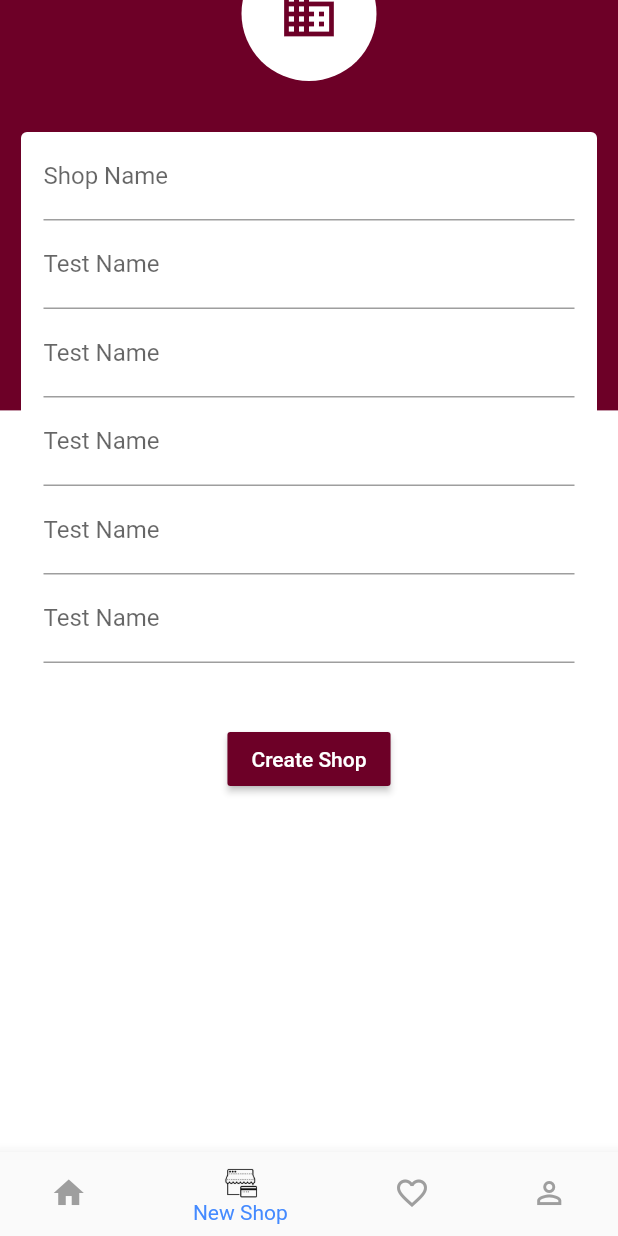
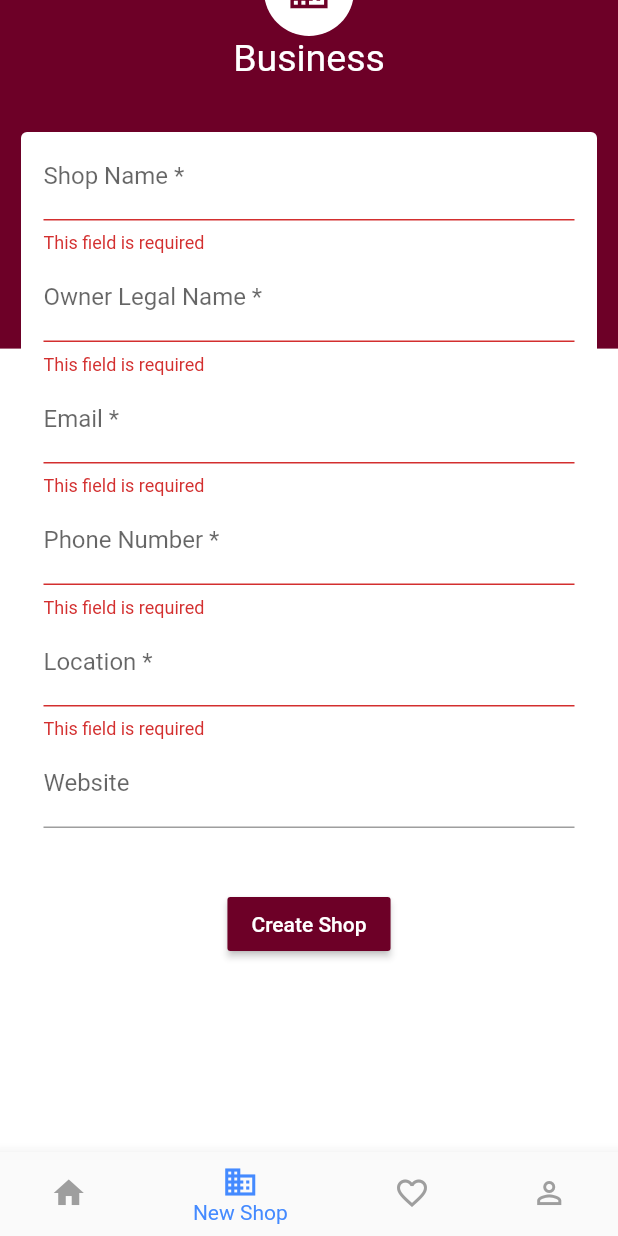
Before and after one commit to TechX-Inc/gh_styles, a Flutter app: the ProductWrap screen opened directly, item 2 of the bottom bar chosen, scrolled down 56 dp, after a tap on "Create Shop", on a phone screen of 412 x 824 dp. Run offline on Flutter 3.47's test engine with Material 2 defaults, Android fonts, the phone set to English and light mode, and no system bars; our stand-ins replace carousel_slider, cloud_firestore, email_validator, firebase_auth, font_awesome_flutter, google_fonts and 4 more; missing offline and left inert: flutter_form_bloc; accounts and stored records are empty.

Commit message:
add shop validation

```diff
--- /dev/null
+++ b/lib/authentication/shop_validator.dart
@@ -0,0 +1,49 @@
+import 'package:email_validator/email_validator.dart';
+import 'package:string_validator/string_validator.dart';
+
+class ValidateShopData{
+
+
+  // static String validateShop
+  //optional
+  //required
+  //email validator
+  //phone number validator
+  //website validator
+
+  static String checkRequired(String name){
+    if (name.isEmpty){
+      return "This field is required";
+    }
+    return null;
+  }
+
+    static String validateEmail(String email){
+    if (email.isEmpty){
+      return "This field is required";
+    }else if(!EmailValidator.validate(email)){
+      return "Enter a valid email";
+    }
+    return null;
+  }
+
+
+  static String validateNumber(String phone){
+     if (phone.isEmpty){
+      return "This field is required";
+    }else if(!isNumeric(phone) && phone.length < 3){
+      return "Enter a valid mobile number";
+    }
+    return null;
+  }
+
+  static String validateUrl(String url){
+    if (url.isNotEmpty && !isURL(url)) {
+      return "Enter a valid url";
+    }
+    return null;
+  }
+
+
+
+}
--- a/lib/models/shops.dart
+++ b/lib/models/shops.dart
@@ -3,16 +3,17 @@ import 'package:cloud_firestore/cloud_firestore.dart';
 class Shops {
   final CollectionReference shops = Firestore.instance.collection('Shops');
   String shopOwner;
+
   String shopName;
+  String shopOwnerLegalName;
   String shopContact;
   String shopEmail;
   String shopLocation;
-  // String shopAvatar;
   String shopWebsite;
 
   Shops(
-      {this.shopOwner,
-      this.shopName,
+      {this.shopName,
+      this.shopOwnerLegalName,
       this.shopContact,
       this.shopEmail,
       this.shopLocation,
@@ -21,7 +22,7 @@ class Shops {
 
   Future createShop() async {
     return await shops.document().setData({
-      'shop_owner': shopOwner,//should be user reference
+      'shop_owner': shopOwner, //should be user reference
       'shop_name': shopName,
       'shop_contact': shopContact,
       'shop_email': shopEmail,
--- a/lib/screens/add_shop.dart
+++ b/lib/screens/add_shop.dart
@@ -1,5 +1,6 @@
 import 'package:carousel_slider/carousel_slider.dart';
 import 'package:flutter/material.dart';
+import 'package:gh_styles/authentication/shop_validator.dart';
 
 class AddShop extends StatefulWidget {
   @override
@@ -7,12 +8,6 @@ class AddShop extends StatefulWidget {
 }
 
 class _AddShopState extends State<AddShop> {
-  List<Widget> _images = [
-    Image.asset("assets/images/dress.jpg", fit: BoxFit.cover),
-    Image.asset("assets/images/fan.jpg", fit: BoxFit.cover),
-    Image.asset("assets/images/ring.jpg", fit: BoxFit.cover),
-  ];
-
   @override
   Widget build(BuildContext context) {
     return SingleChildScrollView(
@@ -21,15 +16,24 @@ class _AddShopState extends State<AddShop> {
         child: Stack(
           children: <Widget>[
             Container(
-              // color: Colors.blue,
               color: Color.fromRGBO(109, 0, 39, 1),
-              height: MediaQuery.of(context).size.height * 0.40,
+              height: MediaQuery.of(context).size.height * 0.35,
               width: double.infinity,
             ),
             Align(
                 alignment: Alignment.topCenter,
-                child: Padding(
-                    padding: const EdgeInsets.only(top: 0), child: AppLogo())),
+                child: Column(
+                  crossAxisAlignment: CrossAxisAlignment.center,
+                  children: <Widget>[
+                    AppLogo(),
+                    Expanded(
+                      child: Text(
+                        "Business",
+                        style: TextStyle(color: Colors.white, fontSize: 25),
+                      ),
+                    )
+                  ],
+                )),
             Positioned(top: 140, left: 10, right: 10, child: NewShopForms())
           ],
         ),
@@ -43,13 +47,13 @@ class AppLogo extends StatelessWidget {
   Widget build(BuildContext context) {
     return Container(
       margin: EdgeInsets.only(top: 20),
-      width: 90.0,
-      height: 90.0,
+      width: 60.0,
+      height: 60.0,
       decoration: BoxDecoration(shape: BoxShape.circle, color: Colors.white),
       child: Icon(
         Icons.business,
         color: Color.fromRGBO(109, 0, 39, 1),
-        size: 40.0,
+        size: 30.0,
       ),
     );
   }
@@ -61,10 +65,19 @@ class NewShopForms extends StatefulWidget {
 }
 
 class _NewShopFormsWidgetState extends State<NewShopForms> {
+  String _shopName;
+  String _shopOwnerLegalName;
+  String _shopPhone;
+  String _shopEmail;
+  String _shopLocation;
+  String _shopWebsite;
+
+  final GlobalKey<FormState> _formKey = GlobalKey<FormState>();
   FocusNode myFocusNode = new FocusNode();
   @override
   Widget build(BuildContext context) {
     return Form(
+      key: _formKey,
       child: Column(
         children: <Widget>[
           Card(
@@ -74,16 +87,12 @@ class _NewShopFormsWidgetState extends State<NewShopForms> {
               padding: const EdgeInsets.only(left: 15, right: 15, bottom: 20),
               child: Column(
                 children: <Widget>[
-                  // Text("New Shop", style: TextStyle(
-                  //   fontSize: 25,
-                  //   fontWeight: FontWeight.bold
-                  // ),),
-                  _buildEmailField(),
-                  _buildPasswordField(),
-                  _buildPasswordField(),
-                  _buildPasswordField(),
-                  _buildPasswordField(),
-                  _buildPasswordField(),
+                  _shopNameField(),
+                  _ownerLegalNameField(),
+                  _shopEmailField(),
+                  _shopPhoneField(),
+                  _shopLocationField(),
+                  _websiteUrlField(),
                   SizedBox(height: 40),
                   _buildSubmitButton(),
                 ],
@@ -95,41 +104,101 @@ class _NewShopFormsWidgetState extends State<NewShopForms> {
     );
   }
 
-  Widget _buildEmailField() {
+  Widget _shopNameField() {
     return TextFormField(
       decoration: InputDecoration(
-        labelText: "Shop Name",
-        labelStyle: TextStyle(
-            color: myFocusNode.hasFocus
-                ? Color.fromRGBO(109, 0, 39, 1)
-                : Color.fromRGBO(0, 0, 0, 0.6)),
+        labelText: "Shop Name *",
         focusedBorder: UnderlineInputBorder(
           borderSide: BorderSide(color: Color.fromRGBO(109, 0, 39, 1)),
         ),
       ),
+      validator: (value) => ValidateShopData.checkRequired(value.trim()),
+      onSaved: (newValue) => newValue = _shopName,
     );
   }
 
-  Widget _buildPasswordField() {
+  Widget _ownerLegalNameField() {
     return TextFormField(
       decoration: InputDecoration(
-        labelText: "Test Name",
-
+        labelText: "Owner Legal Name *",
         focusedBorder: UnderlineInputBorder(
           borderSide: BorderSide(color: Color.fromRGBO(109, 0, 39, 1)),
         ),
       ),
+      validator: (value) => ValidateShopData.checkRequired(value),
+      onSaved: (newValue) => newValue = _shopOwnerLegalName,
+    );
+  }
+
+  Widget _shopEmailField() {
+    return TextFormField(
+      decoration: InputDecoration(
+        labelText: "Email *",
+        focusedBorder: UnderlineInputBorder(
+          borderSide: BorderSide(color: Color.fromRGBO(109, 0, 39, 1)),
+        ),
+      ),
+      validator: (value) => ValidateShopData.validateEmail(value.trim()),
+      onSaved: (newValue) => newValue = _shopEmail,
+    );
+  }
+
+  Widget _shopPhoneField() {
+    return TextFormField(
+      decoration: InputDecoration(
+        labelText: "Phone Number *",
+        focusedBorder: UnderlineInputBorder(
+          borderSide: BorderSide(color: Color.fromRGBO(109, 0, 39, 1)),
+        ),
+      ),
+      validator: (value) => ValidateShopData.validateNumber(value),
+      onSaved: (newValue) => newValue = _shopPhone,
+    );
+  }
+
+  Widget _shopLocationField() {
+    return TextFormField(
+      decoration: InputDecoration(
+        labelText: "Location *",
+        focusedBorder: UnderlineInputBorder(
+          borderSide: BorderSide(color: Color.fromRGBO(109, 0, 39, 1)),
+        ),
+      ),
+      validator: (value) => ValidateShopData.checkRequired(value),
+      onSaved: (newValue) => newValue = _shopLocation,
+    );
+  }
+
+  Widget _websiteUrlField() {
+    return TextFormField(
+      decoration: InputDecoration(
+        labelText: "Website",
+        focusedBorder: UnderlineInputBorder(
+          borderSide: BorderSide(color: Color.fromRGBO(109, 0, 39, 1)),
+        ),
+      ),
+      validator: (value) => ValidateShopData.validateUrl(value.trim()),
+      onSaved: (newValue) => newValue = _shopWebsite,
     );
   }
 
   Widget _buildSubmitButton() {
     return RaisedButton(
       color: Color.fromRGBO(109, 0, 39, 1),
-      onPressed: () {},
       child: Text(
         'Create Shop',
         style: TextStyle(color: Colors.white),
       ),
+      onPressed: _processAndSave,
     );
   }
+
+  void _processAndSave() {
+    if (!_formKey.currentState.validate()) {
+      return;
+    } else {
+      _formKey.currentState.save();
+      print("Valid data");
+    }
+  }
 }
--- a/lib/screens/products/product_wrapper.dart
+++ b/lib/screens/products/product_wrapper.dart
@@ -71,11 +71,7 @@ class _ProductWrapState extends State<ProductWrap> {
             title: Text("Home"),
           ),
           BottomNavigationBarItem(
-            icon: Image.asset(
-              "assets/images/add_shop.png",
-              height: 24,
-              width: 24,
-            ),
+            icon: Icon(Icons.business),
             title: Text("New Shop"),
           ),
           BottomNavigationBarItem(
--- a/pubspec.yaml
+++ b/pubspec.yaml
@@ -32,6 +32,7 @@ dependencies:
   sticky_headers: "^0.1.8"
   carousel_slider: ^2.1.0
   flutter_screenutil: ^1.1.0
+  string_validator: ^0.1.4
 
   # The following adds the Cupertino Icons font to your application.
   # Use with the CupertinoIcons class for iOS style icons.
```
Also changed, not shown: pubspec.lock.
